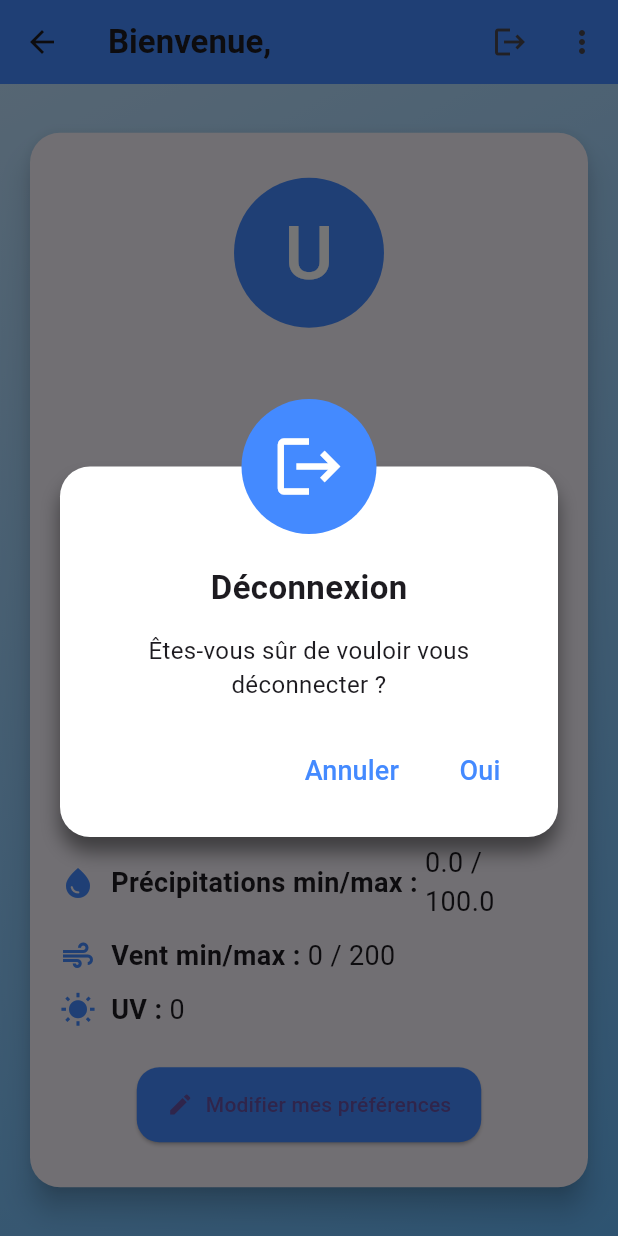
After one commit to marin1109/AtmoPulse, a Flutter app: the UserPage screen opened directly, after a tap on the "logout" icon, on a phone screen of 412 x 824 dp. The commit adds this screen. Run offline on Flutter 3.47's test engine with Material 3 defaults, Android fonts, the phone set to English and light mode, and no system bars; our stand-ins replace flip_card, flutter_dotenv, flutter_local_notifications, geolocator, shared_preferences; missing offline and left inert: background_fetch; accounts and stored records are empty; Roboto replaces fonts that are missing (Montserrat).

Commit message:
logout dialog

```diff
--- a/lib/view/account/user_page.dart
+++ b/lib/view/account/user_page.dart
@@ -1,22 +1,17 @@
 import 'package:flutter/material.dart';
 import 'package:provider/provider.dart';
 
-// Types
-import '../../types/password_type.dart';
-
 // Page d'authentification
-import 'LogInSignUp_page.dart';
+import 'log_in_sign_up_page.dart';
 
 // UserPreferences
 import '../../utils/user_preferences.dart';
-
-// Services (optionnel si vous gérez changement de mdp, suppression de compte, etc.)
-import '../../services/account_service.dart';
 
 // Dialogs
 import '../dialogs/editPreferences_dialog.dart';
 import '../dialogs/changePassword_dialog.dart';
 import '../dialogs/deleteAccount_dialog.dart';
+import '../dialogs/logout_dialog.dart';
 
 class UserPage extends StatefulWidget {
   const UserPage({super.key});
@@ -42,20 +37,6 @@ class _UserPageState extends State<UserPage> {
     Navigator.pushReplacement(
       context,
       MaterialPageRoute(builder: (context) => const LSPage()),
-    );
-  }
-
-  void _confirmLogout(BuildContext context) {
-    showDialog(
-      context: context,
-      builder: (BuildContext context) {
-        return Dialog(
-          shape:
-              RoundedRectangleBorder(borderRadius: BorderRadius.circular(20)),
-          backgroundColor: Colors.transparent,
-          child: contentBox(context),
-        );
-      },
     );
   }
 
@@ -196,7 +177,14 @@ class _UserPageState extends State<UserPage> {
         actions: [
           IconButton(
             icon: const Icon(Icons.logout),
-            onPressed: () => _confirmLogout(context),
+            onPressed: () {
+              showDialog(
+                context: context,
+                builder: (BuildContext context) {
+                  return const LogoutDialog();
+                },
+              );
+            },
             tooltip: 'Déconnexion',
           ),
           PopupMenuButton<int>(
--- a/lib/view/dialogs/changePassword_dialog.dart
+++ b/lib/view/dialogs/changePassword_dialog.dart
@@ -5,7 +5,7 @@ import '../../utils/user_preferences.dart';
 import '../../services/account_service.dart';
 
 class ChangePasswordDialog extends StatefulWidget {
-  const ChangePasswordDialog({Key? key}) : super(key: key);
+  const ChangePasswordDialog({super.key});
 
   @override
   _ChangePasswordDialogState createState() => _ChangePasswordDialogState();
--- a/lib/view/dialogs/deleteAccount_dialog.dart
+++ b/lib/view/dialogs/deleteAccount_dialog.dart
@@ -4,10 +4,10 @@ import 'package:provider/provider.dart';
 import '../../types/password_type.dart';
 import '../../utils/user_preferences.dart';
 import '../../services/account_service.dart';
-import '../account/LogInSignUp_page.dart';
+import '../account/log_in_sign_up_page.dart';
 
 class DeleteAccountDialog extends StatefulWidget {
-  const DeleteAccountDialog({Key? key}) : super(key: key);
+  const DeleteAccountDialog({super.key});
 
   @override
   _DeleteAccountDialogState createState() => _DeleteAccountDialogState();
--- /dev/null
+++ b/lib/view/dialogs/logout_dialog.dart
@@ -0,0 +1,117 @@
+// logout_dialog.dart
+import 'package:flutter/material.dart';
+import 'package:provider/provider.dart';
+
+import '../../utils/user_preferences.dart';
+import '../account/log_in_sign_up_page.dart'; // Ajustez le chemin si nécessaire
+
+class LogoutDialog extends StatelessWidget {
+  const LogoutDialog({Key? key}) : super(key: key);
+
+  void _logout(BuildContext context) async {
+    final userPrefs = Provider.of<UserPreferences>(context, listen: false);
+
+    await userPrefs.clearAll();
+
+    Navigator.pushReplacement(
+      context,
+      MaterialPageRoute(builder: (context) => const LSPage()),
+    );
+  }
+
+  @override
+  Widget build(BuildContext context) {
+    return Dialog(
+      shape: RoundedRectangleBorder(borderRadius: BorderRadius.circular(20)),
+      backgroundColor: Colors.transparent,
+      child: Stack(
+        children: [
+          Container(
+            padding: const EdgeInsets.only(
+                left: 20, top: 65, right: 20, bottom: 20),
+            margin: const EdgeInsets.only(top: 45),
+            decoration: BoxDecoration(
+              shape: BoxShape.rectangle,
+              color: Colors.white,
+              borderRadius: BorderRadius.circular(20),
+              boxShadow: const [
+                BoxShadow(
+                  color: Colors.black45,
+                  offset: Offset(0, 10),
+                  blurRadius: 10,
+                ),
+              ],
+            ),
+            child: Column(
+              mainAxisSize: MainAxisSize.min,
+              children: [
+                const Text(
+                  'Déconnexion',
+                  style: TextStyle(
+                    fontSize: 22,
+                    fontWeight: FontWeight.w600,
+                    fontFamily: 'Montserrat',
+                  ),
+                ),
+                const SizedBox(height: 15),
+                const Text(
+                  'Êtes-vous sûr de vouloir vous déconnecter ?',
+                  style: TextStyle(
+                    fontSize: 16,
+                    fontFamily: 'Montserrat',
+                  ),
+                  textAlign: TextAlign.center,
+                ),
+                const SizedBox(height: 22),
+                Row(
+                  mainAxisAlignment: MainAxisAlignment.end,
+                  children: [
+                    TextButton(
+                      onPressed: () => Navigator.of(context).pop(),
+                      child: const Text(
+                        'Annuler',
+                        style: TextStyle(
+                          fontSize: 18,
+                          color: Colors.blueAccent,
+                          fontFamily: 'Montserrat',
+                        ),
+                      ),
+                    ),
+                    const SizedBox(width: 10),
+                    TextButton(
+                      onPressed: () {
+                        Navigator.of(context).pop();
+                        _logout(context);
+                      },
+                      child: const Text(
+                        'Oui',
+                        style: TextStyle(
+                          fontSize: 18,
+                          color: Colors.blueAccent,
+                          fontFamily: 'Montserrat',
+                        ),
+                      ),
+                    ),
+                  ],
+                ),
+              ],
+            ),
+          ),
+          Positioned(
+            left: 20,
+            right: 20,
+            child: CircleAvatar(
+              backgroundColor: Colors.blueAccent,
+              radius: 45,
+              child: const Icon(
+                Icons.logout,
+                color: Colors.white,
+                size: 50,
+              ),
+            ),
+          ),
+        ],
+      ),
+    );
+  }
+}
--- a/lib/view/home/home_page.dart
+++ b/lib/view/home/home_page.dart
@@ -11,7 +11,7 @@ import '../../services/account_service.dart';
 
 import '../../utils/user_preferences.dart';
 
-import '../account/LogInSignUp_page.dart';
+import '../account/log_in_sign_up_page.dart';
 import '../account/user_page.dart';
 import '../settings/preferences_page.dart';
 
```
Also changed, not shown: lib/view/account/log_in_sign_up_page.dart (renamed from lib/view/account/LogInSignUp_page.dart).
